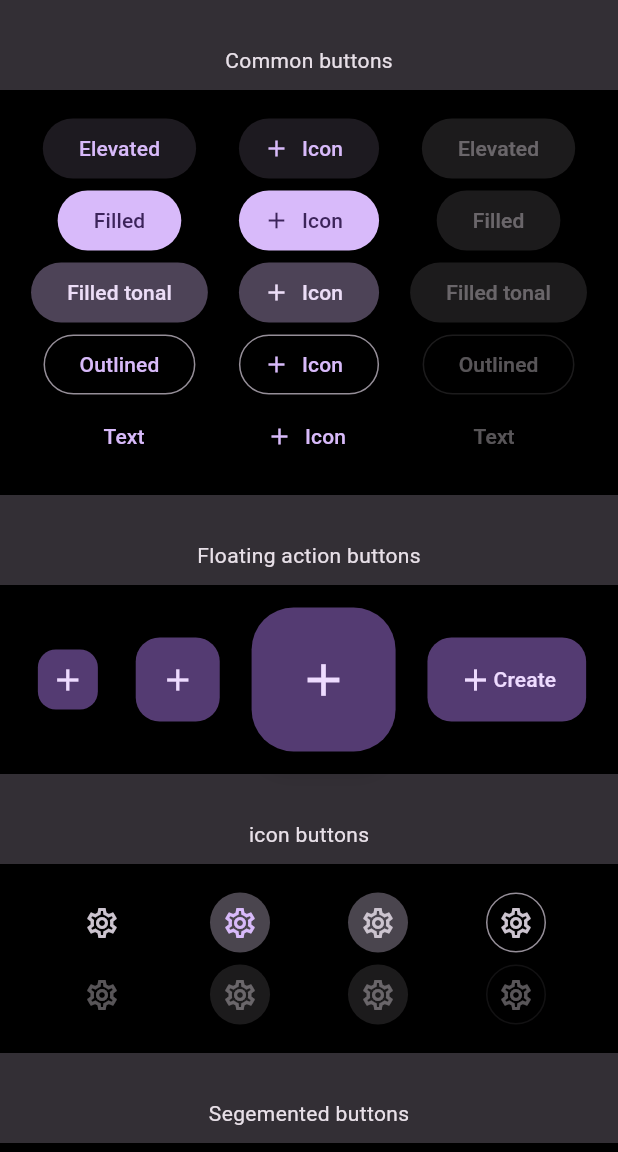
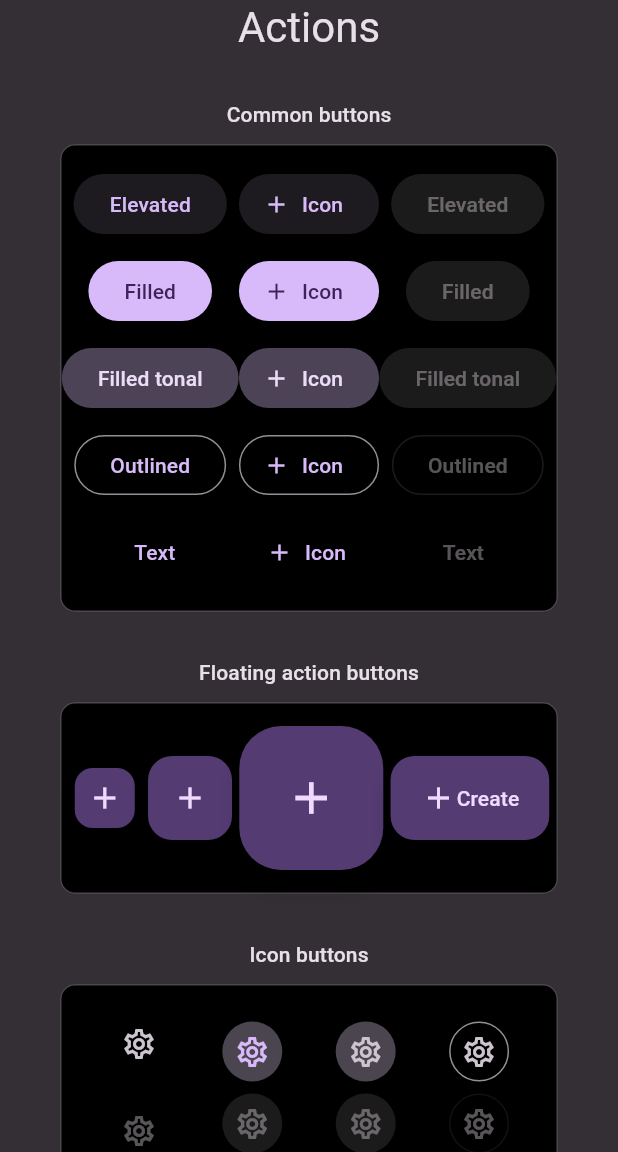
Before and after one commit to minkyuHanWork/flutter_material3, a Flutter app: the screen it shows after launch, on a phone screen of 412 x 824 dp, the part 84-1236 px from its top. Run offline on Flutter 3.47's test engine with Material 2 defaults, Android fonts, the phone set to English and light mode, and no system bars; our stand-ins replace flutter_riverpod.

Commit message:
뱃지하다만거, layout

```diff
--- a/flutter_material3/lib/screen/flutter_made_material3/flutter_made_material3.dart
+++ b/flutter_material3/lib/screen/flutter_made_material3/flutter_made_material3.dart
@@ -4,6 +4,7 @@ import 'package:flutter_material3/screen/flutter_made_material3/widget/theme_swi
 import 'package:flutter_riverpod/flutter_riverpod.dart';
 
 import 'widget/buttons/buttons.dart';
+import 'widget/custom_badge.dart';
 
 class FlutterMadeMaterial3 extends ConsumerStatefulWidget {
   const FlutterMadeMaterial3({super.key, required this.themeMode});
@@ -24,15 +25,33 @@ class _FlutterMadeMaterial3State extends ConsumerState<FlutterMadeMaterial3> {
         title: const Text("Material3"),
         actions: const [ThemeSwitchButton()],
       ),
-      body: ListView(
+      body: Padding(
+        padding: const EdgeInsets.symmetric(horizontal: 40),
+        child: ListView(
           children: [
+            Column(
+              children: [
+                Text('Actions',
+                    style: Theme.of(context).textTheme.headlineMedium),
                 _standardWidget(_buttons(), 'Common buttons'),
                 _standardWidget(
                     const FloatingActionButtonSet(), 'Floating action buttons'),
-          _standardWidget(const IconButtonSet(), 'icon buttons'),
-          _standardWidget(SegmentedButtonSet(), 'Segemented buttons'),
+                _standardWidget(const IconButtonSet(), 'Icon buttons'),
+                _standardWidget(
+                    const SegmentedButtonSet(), 'Segemented buttons'),
+              ],
+            ),
+            _standardWidget(
+                Row(
+                  mainAxisAlignment: MainAxisAlignment.spaceEvenly,
+                  children: [
+                    CustomBadge(),
+                  ],
+                ),
+                'Badges'),
             const Placeholder()
           ],
+        ),
       ),
     );
   }
@@ -42,12 +61,18 @@ class _FlutterMadeMaterial3State extends ConsumerState<FlutterMadeMaterial3> {
       crossAxisAlignment: CrossAxisAlignment.center,
       children: [
         const SizedBox(height: 30),
-        Text(text),
+        Text(text, style: Theme.of(context).textTheme.titleSmall),
         const SizedBox(height: 10),
         Container(
           width: double.infinity,
-          color:
-              widget.themeMode == ThemeMode.light ? Colors.white : Colors.black,
+          decoration: BoxDecoration(
+            color: widget.themeMode == ThemeMode.light
+                ? Colors.white
+                : Colors.black,
+            borderRadius: BorderRadius.circular(10),
+            border: Border.all(
+                color: Theme.of(context).colorScheme.outline.withOpacity(0.5)),
+          ),
           padding: const EdgeInsets.symmetric(vertical: 15),
           child: body,
         )
@@ -59,9 +84,13 @@ class _FlutterMadeMaterial3State extends ConsumerState<FlutterMadeMaterial3> {
     return Column(
       children: const [
         ElevatedButtonSet(),
+        SizedBox(height: 10),
         FilledButtonSet(),
+        SizedBox(height: 10),
         FilledTonalButtonSet(),
+        SizedBox(height: 10),
         OutlinedButtonSet(),
+        SizedBox(height: 10),
         TextButtonSet(),
       ],
     );
--- a/flutter_material3/lib/screen/flutter_made_material3/widget/buttons/icon_button_set.dart
+++ b/flutter_material3/lib/screen/flutter_made_material3/widget/buttons/icon_button_set.dart
@@ -14,6 +14,7 @@ class IconButtonSet extends StatelessWidget {
               isEnabled: true,
               tooltip: 'Standard',
             ),
+            SizedBox(height: 10),
             IconToggleButton(
               isEnabled: false,
               tooltip: 'Standard(disabled)',
--- a/flutter_material3/lib/screen/flutter_made_material3/widget/buttons/segmented_button_set.dart
+++ b/flutter_material3/lib/screen/flutter_made_material3/widget/buttons/segmented_button_set.dart
@@ -30,6 +30,8 @@ class _SingleChoicSegmentButtonState extends State<SingleChoicSegmentButton> {
   @override
   Widget build(BuildContext context) {
     return SegmentedButton<Calendar>(
+      showSelectedIcon: true,
+      selectedIcon: const Icon(Icons.check_circle),
       segments: const [
         ButtonSegment<Calendar>(
           value: Calendar.day,
--- a/flutter_material3/pubspec.yaml
+++ b/flutter_material3/pubspec.yaml
@@ -37,6 +37,7 @@ dependencies:
   # Use with the CupertinoIcons class for iOS style icons.
   cupertino_icons: ^1.0.2
   flutter_riverpod: ^2.1.3
+  badges: ^3.0.2
 
 dev_dependencies:
   flutter_test:
```
Also changed, not shown: flutter_material3/lib/screen/flutter_made_material3/widget/custom_badge.dart (added, +33 -0 lines), flutter_material3/pubspec.lock. Lines whose indentation alone changed are shown as unchanged.
